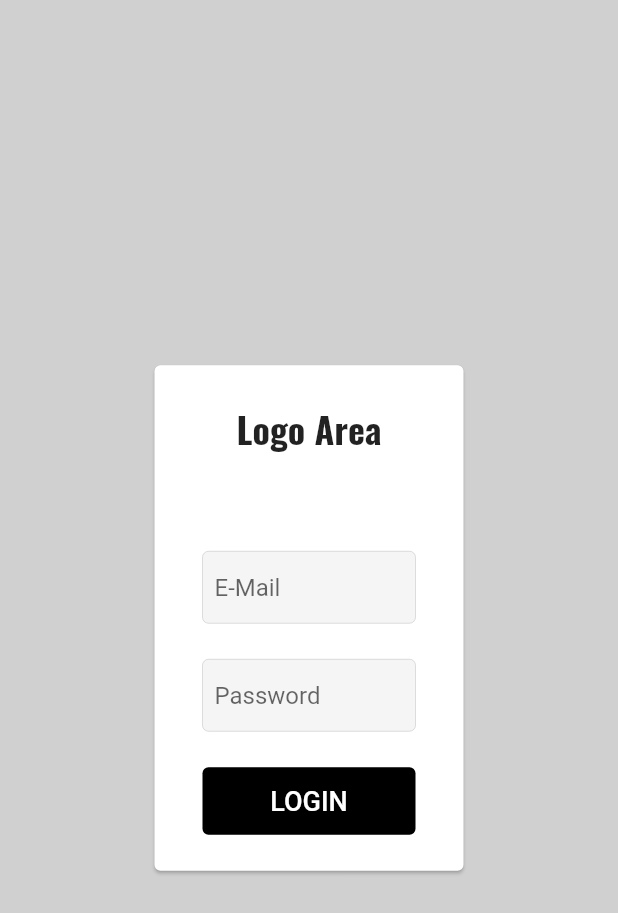
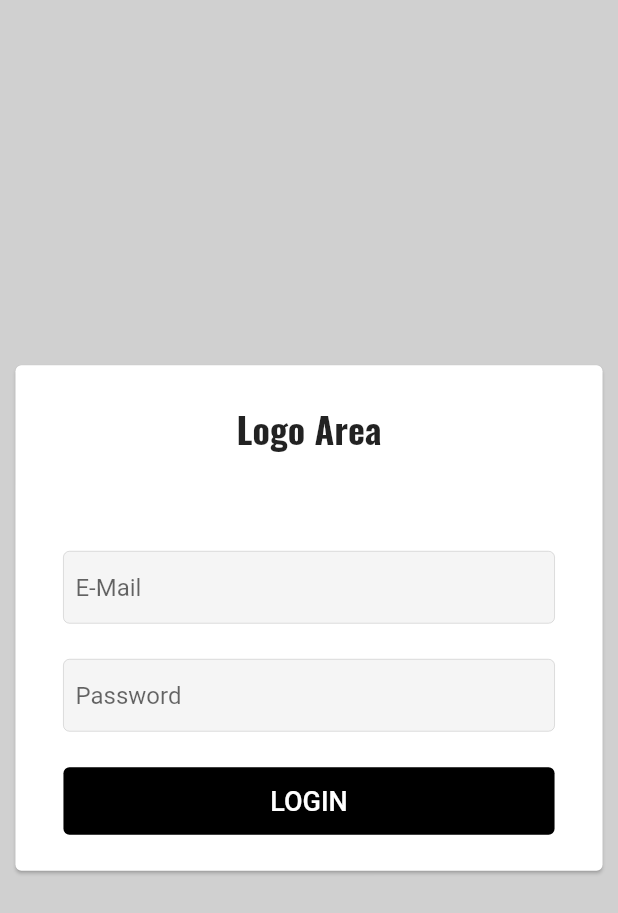
Before and after one commit to SahilSelfmade/flutter_web_attendance_app, a Flutter app: the screen it shows after launch, on a phone screen of 412 x 824 dp. Shown: the top 913 px of the screen. Run offline on Flutter 3.47's test engine with Material 2 defaults, Android fonts, the light colour scheme and no system bars; our stand-ins replace cloud_firestore, firebase_auth, firebase_core, get, google_fonts; accounts and stored records are empty.

Commit message:
design change

```diff
--- a/lib/home_screen.dart
+++ b/lib/home_screen.dart
@@ -20,6 +20,7 @@ class HomePageScreen extends StatefulWidget {
 class _HomePageScreenState extends State<HomePageScreen> {
   @override
   Widget build(BuildContext context) {
+    final screenW = MediaQuery.of(context).size.width;
     return Scaffold(
       backgroundColor: const Color.fromARGB(255, 208, 208, 208),
       body: SafeArea(
@@ -29,7 +30,7 @@ class _HomePageScreenState extends State<HomePageScreen> {
               padding: const EdgeInsets.symmetric(
                 horizontal: 32.0,
               ),
-              width: MediaQuery.of(context).size.width * 0.5,
+              width: screenW < 1000 ? screenW * 0.95 : screenW * 0.4,
               child: Column(
                 mainAxisSize: MainAxisSize.min,
                 mainAxisAlignment: MainAxisAlignment.center,
--- a/lib/login_screen.dart
+++ b/lib/login_screen.dart
@@ -114,6 +114,8 @@ class _LoginScreenState extends State<LoginScreen> {
 
   @override
   Widget build(BuildContext context) {
+    final screenW = MediaQuery.of(context).size.width;
+
     return Scaffold(
       backgroundColor: const Color.fromARGB(255, 208, 208, 208),
       body: SafeArea(
@@ -123,7 +125,7 @@ class _LoginScreenState extends State<LoginScreen> {
               padding: const EdgeInsets.symmetric(
                 horizontal: 32.0,
               ),
-              width: MediaQuery.of(context).size.width * 0.5,
+              width: screenW < 1000 ? screenW * 0.95 : screenW * 0.4,
               child: Column(
                 mainAxisSize: MainAxisSize.min,
                 mainAxisAlignment: MainAxisAlignment.center,
--- a/lib/main.dart
+++ b/lib/main.dart
@@ -33,9 +33,17 @@ class InitialApp extends StatelessWidget {
   @override
   Widget build(BuildContext context) {
     return GetMaterialApp(
+      title: 'Attendance Web Admin App',
       initialRoute: '/',
       getPages: [
         GetPage(name: '/', page: () => const InitialClass()),
+        GetPage(name: '/hom', page: () => const HomePageScreen()),
+        GetPage(
+            name: '/reg',
+            page: () => const RegisterEmployeeScreen(
+                  uid: "",
+                  email: "",
+                )),
       ],
     );
   }
@@ -66,12 +74,6 @@ class _InitialClassState extends State<InitialClass> {
   void isUserLoggedIN(String userID, String email, BuildContext context) async {
     await _firestore.collection("Businesses").doc(userID).get().then((value) {
       Get.to(() => const HomePageScreen());
-      // Get.to(
-      //   () => RegisterEmployeeScreen(
-      //     uid: userID,
-      //     email: email.toString(),
-      //   ),
-      // );
     });
   }
 
--- a/lib/resources/auth_methods.dart
+++ b/lib/resources/auth_methods.dart
@@ -1,10 +1,5 @@
-import 'dart:typed_data';
-import 'package:attendance_app/register_employee.dart';
-import 'package:attendance_app/tempscreen.dart';
 import 'package:cloud_firestore/cloud_firestore.dart';
 import 'package:firebase_auth/firebase_auth.dart';
-import 'package:flutter/material.dart';
-import 'package:get/get.dart';
 
 class AuthMethods {
   final FirebaseAuth _auth = FirebaseAuth.instance;
--- a/lib/widgets/text_field_input.dart
+++ b/lib/widgets/text_field_input.dart
@@ -1,16 +1,19 @@
 import 'package:flutter/material.dart';
+import 'package:flutter/services.dart';
 
 class TextFieldInput extends StatelessWidget {
   final TextEditingController textEditingController;
   final bool isPass;
+   List<TextInputFormatter> inputFormatters = [];
   final String hintText;
   final TextInputType textInputType;
-  const TextFieldInput({
+  TextFieldInput({
     Key? key,
     required this.textEditingController,
     this.isPass = false,
     required this.hintText,
     required this.textInputType,
+    // this.inputFormatters,
   }) : super(key: key);
 
   @override
@@ -19,6 +22,7 @@ class TextFieldInput extends StatelessWidget {
         OutlineInputBorder(borderSide: Divider.createBorderSide(context));
     return TextField(
       controller: textEditingController,
+      inputFormatters: inputFormatters,
       decoration: InputDecoration(
         hintText: hintText,
         border: inputBorder,
```
Also changed, not shown: lib/register_employee.dart (+16 -13 lines).
